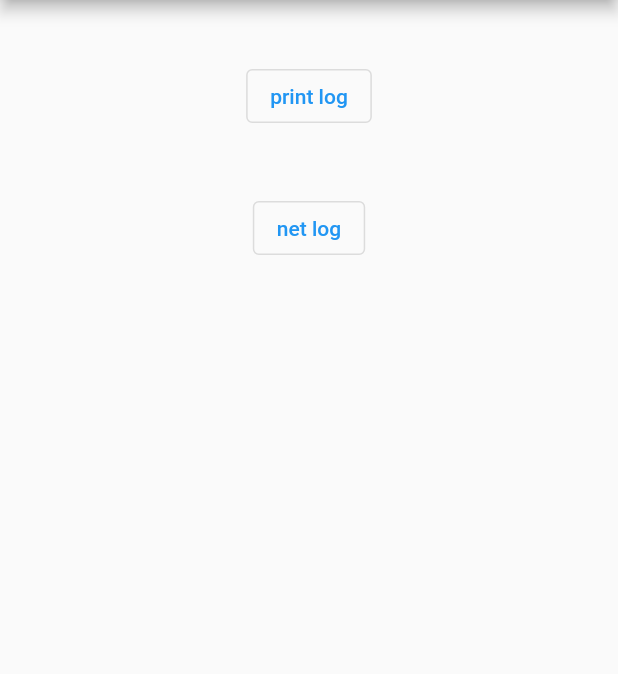
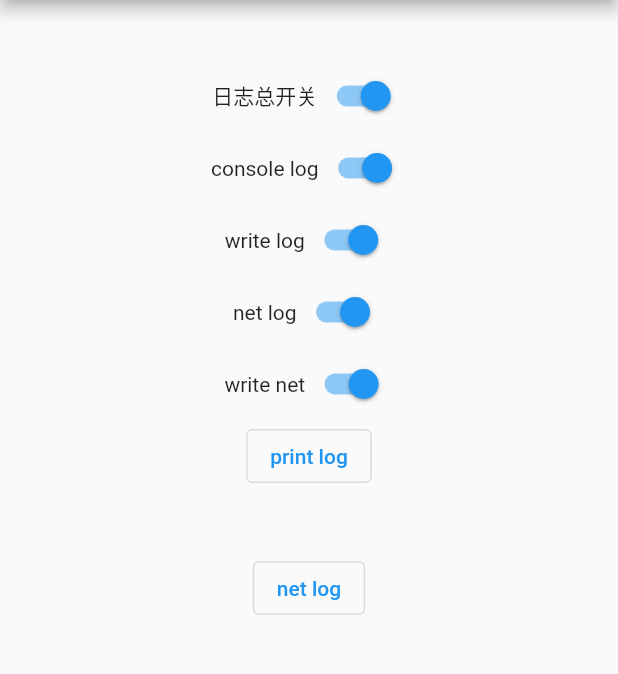
Before and after one commit to zenganiu/flutter_dmcb_logger, a Flutter app: the screen it shows after launch, after a tap on "print log", on a phone screen of 412 x 824 dp, the part 84-758 px from its top. Run offline on Flutter 3.47's test engine with Material 2 defaults, Android fonts, the phone set to English and light mode, and no system bars.

Commit message:
日志控制完成

```diff
--- a/example/lib/home_page.dart
+++ b/example/lib/home_page.dart
@@ -26,13 +26,78 @@ class _MyHomePageState extends State<MyHomePage> {
           child: ListView(
             children: [
               const SizedBox(height: 40),
+              Row(
+                mainAxisAlignment: MainAxisAlignment.center,
+                children: [
+                  const Text('日志总开关'),
+                  Switch(
+                    value: DLogger.enabled,
+                    onChanged: (st) {
+                      DLogger.setLogEnabled(st);
+                      setState(() {});
+                    },
+                  ),
+                ],
+              ),
+              Row(
+                mainAxisAlignment: MainAxisAlignment.center,
+                children: [
+                  const Text('console log'),
+                  Switch(
+                    value: DLogger.config.hasPrintLog,
+                    onChanged: (st) {
+                      DLogger.setLogConfig(hasPrintLog: st);
+                      setState(() {});
+                    },
+                  ),
+                ],
+              ),
+              Row(
+                mainAxisAlignment: MainAxisAlignment.center,
+                children: [
+                  const Text('write log'),
+                  Switch(
+                    value: DLogger.config.hasWriteLog,
+                    onChanged: (st) {
+                      DLogger.setLogConfig(hasWriteLog: st);
+                      setState(() {});
+                    },
+                  ),
+                ],
+              ),
+              Row(
+                mainAxisAlignment: MainAxisAlignment.center,
+                children: [
+                  const Text('net log'),
+                  Switch(
+                    value: DLogger.config.hasPrintNet,
+                    onChanged: (st) {
+                      DLogger.setLogConfig(hasPrintNet: st);
+                      setState(() {});
+                    },
+                  ),
+                ],
+              ),
+              Row(
+                mainAxisAlignment: MainAxisAlignment.center,
+                children: [
+                  const Text('write net'),
+                  Switch(
+                    value: DLogger.config.hasWriteNet,
+                    onChanged: (st) {
+                      DLogger.setLogConfig(hasWriteNet: st);
+                      setState(() {});
+                    },
+                  ),
+                ],
+              ),
               Center(
                 child: OutlinedButton(
                   onPressed: () {
-                    DLogger.info('213312', title: 'info');
-                    DLogger.debug('123132', title: 'debug');
-                    DLogger.warn('123132', title: 'warn');
-                    DLogger.error('123123', title: 'error');
+                    DLogger.info('info123456', title: 'info');
+                    DLogger.debug('debug654', title: 'debug');
+                    DLogger.warn('warn963', title: 'warn');
+                    DLogger.error('error741', title: 'error');
                   },
                   child: const Text('print log'),
                 ),
--- a/lib/print/print_entity.dart
+++ b/lib/print/print_entity.dart
@@ -46,13 +46,13 @@ class PrintEntity {
       showDetail: false,
     );
 
-    if (hasWriteLog == true || (hasWriteLog == null && DLogger.config.hasWriteLog)) {
+    if (hasWriteLog == true && DLogger.config.hasWriteLog) {
       list.add(logEntity);
       _clearWhenTooMuch();
       length.value++;
     }
 
-    if (hasPrintLog == true || (hasPrintLog == null && DLogger.config.hasPrintLog)) {
+    if (hasPrintLog == true && DLogger.config.hasPrintLog) {
       final StringBuffer sb = StringBuffer();
       sb.writeln("${logEntity.type.printFlag()}[${logEntity.startTime.toString()}][${DHelper.getNavigationFile()}]");
       if (logEntity.title.isNotEmpty) sb.writeln(title);
--- a/lib/util/config.dart
+++ b/lib/util/config.dart
@@ -1,3 +1,4 @@
+/// config
 class DConfig {
   /// 日志记录反转
   final bool hasReverse;
@@ -17,7 +18,7 @@ class DConfig {
   /// 记录条数限制，默认100条
   final int maxLimit;
 
-  ///
+  /// initial
   const DConfig({
     required this.hasReverse,
     required this.hasPrintNet,
@@ -27,6 +28,7 @@ class DConfig {
     required this.maxLimit,
   });
 
+  /// copy
   DConfig copyWith({
     bool? hasReverse,
     bool? hasPrintNet,
--- a/lib/util/logger.dart
+++ b/lib/util/logger.dart
@@ -245,8 +245,8 @@ class _Logger {
         spendTime: spendTime,
         statusCode: statusCode,
         showDetail: showDetail,
-        printLog: printLog,
-        writeLog: writeLog,
+        hasPrintNet: printLog,
+        hasWriteNet: writeLog,
       );
     }
   }
```
Also changed, not shown: lib/net/net_entity.dart (+5 -4 lines).
